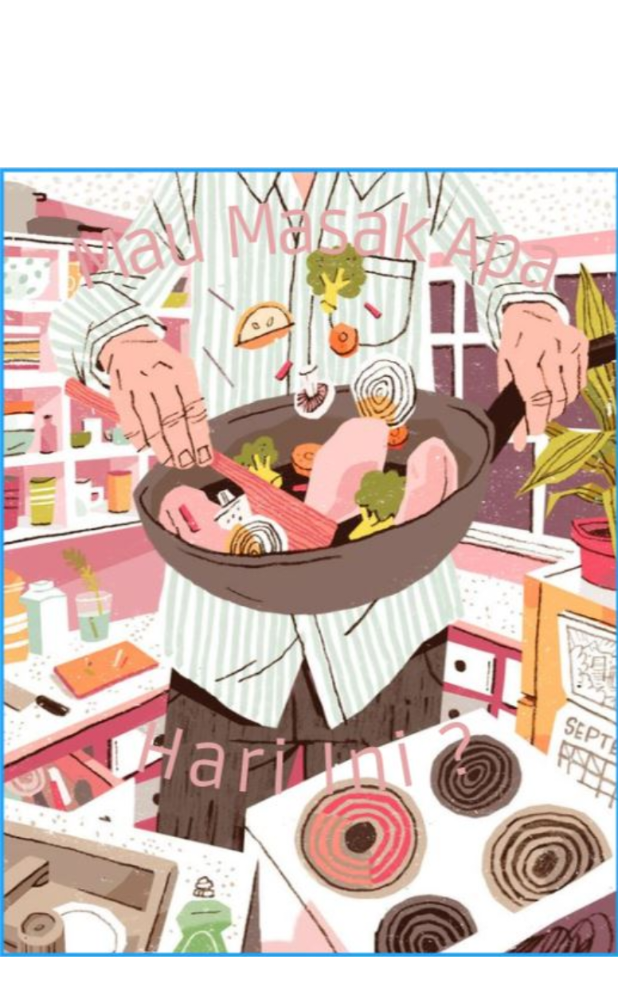
After one commit to amelrnt/My_Cooking_Assistant, an Android app: the SplashScreen screen opened directly, with no data from a screen before it, on a phone screen of 412 x 824 dp. The commit adds this screen. Shown: the top 996 px of the screen. Run offline under Robolectric (Android 15) with nearby library versions, the phone set to English and light mode, and no system bars.

Commit message:
add splash screen before main activity

```diff
--- /dev/null
+++ b/app/src/main/java/com/ameliaR/mycookingassitant/SplashScreen.java
@@ -0,0 +1,23 @@
+package com.ameliaR.mycookingassitant;
+
+import androidx.appcompat.app.AppCompatActivity;
+
+import android.content.Intent;
+import android.os.Bundle;
+import android.os.Handler;
+
+public class SplashScreen extends AppCompatActivity {
+
+    @Override
+    protected void onCreate(Bundle savedInstanceState) {
+        super.onCreate(savedInstanceState);
+        setContentView(R.layout.activity_splash_screen);
+        new Handler().postDelayed(new Runnable() {
+            @Override
+            public void run() {
+                startActivity(new Intent(SplashScreen.this,MainActivity.class));
+            }
+        },2000);
+
+    }
+}
--- /dev/null
+++ b/app/src/main/res/layout/activity_splash_screen.xml
@@ -0,0 +1,13 @@
+<?xml version="1.0" encoding="utf-8"?>
+<LinearLayout xmlns:android="http://schemas.android.com/apk/res/android"
+    xmlns:tools="http://schemas.android.com/tools"
+    android:layout_width="match_parent"
+    android:layout_height="match_parent"
+    tools:context=".SplashScreen">
+
+    <ImageView
+        android:layout_width="match_parent"
+        android:layout_height="749dp"
+        android:src="@drawable/splash" />
+
+</LinearLayout>
--- a/app/src/main/res/values/styles.xml
+++ b/app/src/main/res/values/styles.xml
@@ -13,6 +13,9 @@
         <item name="windowNoTitle">true</item>
     </style>
 
+    <style name="SplashScreenStyle" parent="Theme.AppCompat.NoActionBar"/>
+
+
     <style name="AppTheme.AppBarOverlay" parent="ThemeOverlay.AppCompat.Dark.ActionBar" />
 
     <style name="AppTheme.PopupOverlay" parent="ThemeOverlay.AppCompat.Light" />
```
Also changed, not shown: app/src/main/AndroidManifest.xml (+5 -4 lines), app/src/main/res/drawable/splash.JPG (added).
